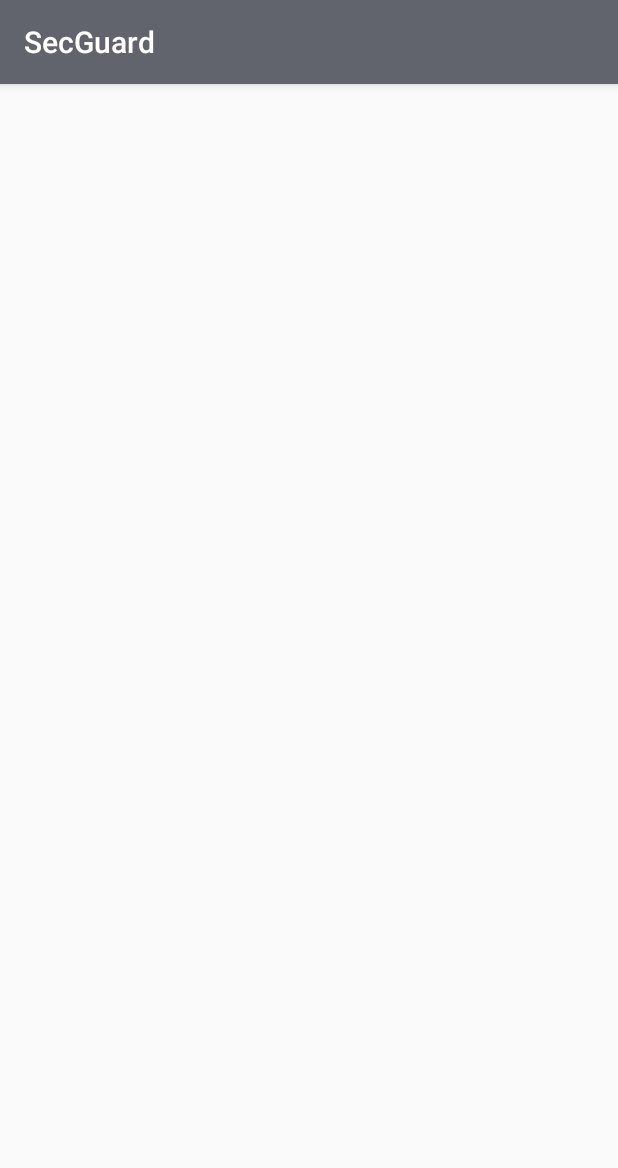
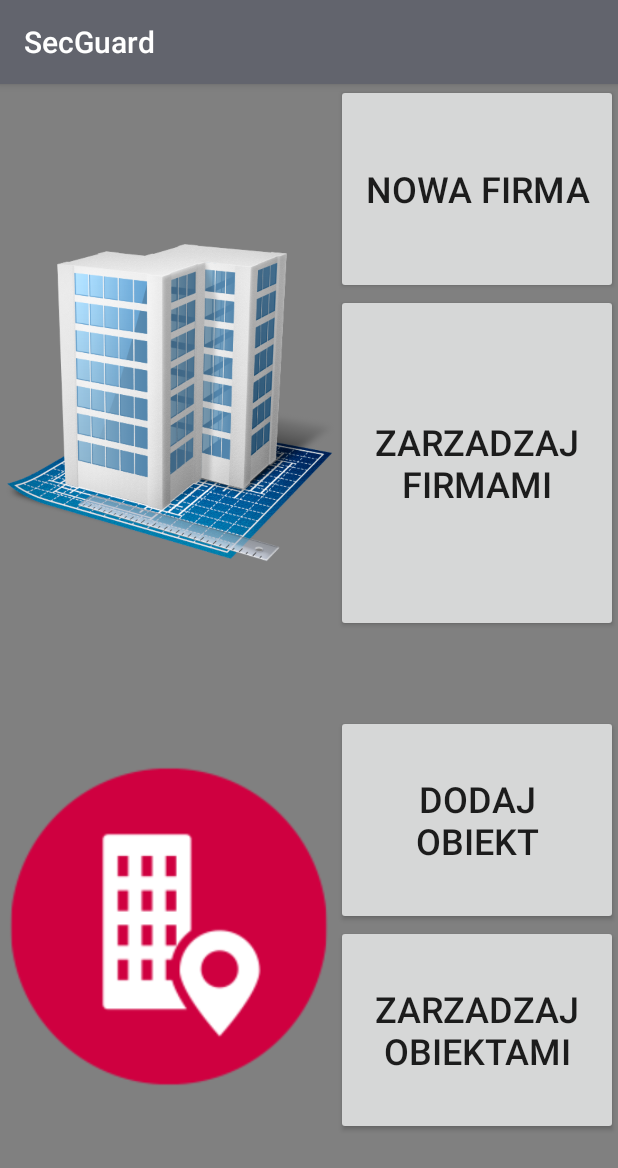
Before and after one commit to KrzysztofBglk/SecGuard, an Android app: the AdminAddDataActivity screen opened directly, with no data from a screen before it, on a phone screen of 412 x 824 dp. Shown: the top 1168 px of the screen. Run offline under Robolectric (Android 15) with nearby library versions, the phone set to English and light mode, and no system bars.

Commit message:
Add company to database

```diff
--- a/app/src/main/AndroidManifest.xml
+++ b/app/src/main/AndroidManifest.xml
@@ -34,7 +34,8 @@
         <activity android:name=".UserOrdersTableActivity" />
         <activity android:name=".UserTrackerActivity" />
         <activity android:name=".UsersListActivity" />
-        <activity android:name=".ProfileListViewActivity"></activity>
+        <activity android:name=".ProfileListViewActivity" />
+        <activity android:name=".AdminAddCompanyActivity"></activity>
     </application>
 
 </manifest>
--- a/app/src/main/java/projekt/secguard/AdminAddDataActivity.java
+++ b/app/src/main/java/projekt/secguard/AdminAddDataActivity.java
@@ -1,13 +1,69 @@
 package projekt.secguard;
 
+import android.content.Intent;
 import android.support.v7.app.AppCompatActivity;
 import android.os.Bundle;
+import android.view.View;
+import android.widget.Button;
 
+
+//TODO NAPISAC PHP ODEBRAC JSON
+
+/**
+ * Kasa dodajaca nowe firmy do bazy danych dla których można wykonywać zlecenia
+ */
 public class AdminAddDataActivity extends AppCompatActivity {
+    Button addCompany;
+    Button menageCompany;
+    Button addObjects;
+    Button menageObjects;
 
     @Override
     protected void onCreate(Bundle savedInstanceState) {
         super.onCreate(savedInstanceState);
         setContentView(R.layout.activity_admin_add_data);
+         addCompany = (Button)findViewById(R.id.button_addCompany);
+         menageCompany = (Button)findViewById(R.id.button_menageCompany);
+         addObjects = (Button)findViewById(R.id.button_addObjects);
+         menageObjects = (Button)findViewById(R.id.button_menageObjects);
+
+        addCompany.setOnClickListener(new View.OnClickListener() {
+            @Override
+            public void onClick(View v) {
+                Intent intentAddCompany = new Intent(getApplicationContext(), AdminAddCompanyActivity.class);
+                startActivity(intentAddCompany);
+            }
+        });
+
+        menageCompany.setOnClickListener(new View.OnClickListener() {
+            @Override
+            public void onClick(View v) {
+
+                //intent
+            }
+        });
+        addObjects.setOnClickListener(new View.OnClickListener() {
+            @Override
+            public void onClick(View v) {
+
+                //intent
+            }
+        });
+        menageObjects.setOnClickListener(new View.OnClickListener() {
+            @Override
+            public void onClick(View v) {
+
+                //intent
+            }
+        });
+
+
+
+
+
+
+
+
+
     }
 }
--- a/app/src/main/java/projekt/secguard/LocationData.java
+++ b/app/src/main/java/projekt/secguard/LocationData.java
@@ -81,7 +81,9 @@ public class LocationData implements Serializable{
         return startData;
     }
 
-    public int[] setStartData(int[] start_data) {
+
+   // ZMIANA public int na void bo nie dalo sie kompilowac
+   void setStartData(int[] start_data) {
         this.startData = start_data;
     }
 
--- a/app/src/main/res/layout/activity_admin_add_data.xml
+++ b/app/src/main/res/layout/activity_admin_add_data.xml
@@ -1,13 +1,94 @@
 <?xml version="1.0" encoding="utf-8"?>
 <RelativeLayout xmlns:android="http://schemas.android.com/apk/res/android"
+    xmlns:app="http://schemas.android.com/apk/res-auto"
     xmlns:tools="http://schemas.android.com/tools"
     android:id="@+id/activity_admin_add_data"
     android:layout_width="match_parent"
     android:layout_height="match_parent"
+    android:background="#808080"
     android:paddingBottom="@dimen/activity_vertical_margin"
     android:paddingLeft="@dimen/activity_horizontal_margin"
     android:paddingRight="@dimen/activity_horizontal_margin"
     android:paddingTop="@dimen/activity_vertical_margin"
     tools:context="projekt.secguard.AdminAddDataActivity">
 
+    <LinearLayout
+        android:orientation="vertical"
+        android:layout_width="match_parent"
+        android:layout_height="match_parent"
+        android:weightSum="1">
+
+        <LinearLayout
+            android:orientation="horizontal"
+            android:layout_width="match_parent"
+            android:layout_height="70dp"
+            android:layout_weight="0.74">
+
+            <ImageView
+                android:layout_width="224dp"
+                android:layout_height="match_parent"
+                app:srcCompat="@drawable/add_company"
+                android:id="@+id/imageView4" />
+
+            <LinearLayout
+                android:orientation="vertical"
+                android:layout_width="match_parent"
+                android:layout_height="match_parent"
+                android:layout_weight="0.81"
+                android:weightSum="1">
+
+                <Button
+                    android:text="Nowa firma"
+                    android:layout_width="match_parent"
+                    android:textSize="24sp"
+                    android:id="@+id/button_addCompany"
+                    android:layout_height="140dp" />
+
+                <Button
+                    android:text="Zarzadzaj firmami"
+                    android:layout_width="match_parent"
+                    android:layout_height="140dp"
+                    android:textSize="24sp"
+                    android:id="@+id/button_menageCompany"
+                    android:layout_weight="0.61" />
+
+            </LinearLayout>
+
+        </LinearLayout>
+
+        <LinearLayout
+            android:orientation="horizontal"
+            android:layout_width="match_parent"
+            android:layout_height="224dp"
+            android:layout_weight="0.22">
+
+            <ImageView
+                android:layout_width="224dp"
+                android:layout_height="282dp"
+                app:srcCompat="@drawable/add_object"
+                android:id="@+id/imageView7" />
+
+            <LinearLayout
+                android:orientation="vertical"
+                android:layout_width="match_parent"
+                android:layout_height="match_parent">
+
+                <Button
+                    android:text="Dodaj obiekt"
+                    android:layout_width="match_parent"
+                    android:textSize="24sp"
+                    android:id="@+id/button_addObjects"
+                    android:layout_height="140dp" />
+
+                <Button
+                    android:text="Zarzadzaj obiektami"
+                    android:layout_width="match_parent"
+                    android:textSize="24sp"
+                    android:id="@+id/button_menageObjects"
+                    android:layout_height="140dp" />
+
+            </LinearLayout>
+
+        </LinearLayout>
+    </LinearLayout>
 </RelativeLayout>
```
Also changed, not shown: app/src/main/java/projekt/secguard/AdminAddCompanyActivity.java (added, +45 -0 lines), app/src/main/res/layout/activity_admin_add_company.xml (added, +144 -0 lines), app/src/main/res/values/colors.xml (+5 -5 lines), app/src/main/res/drawable/add_company.png (added), app/src/main/res/drawable/add_guard.png (added), app/src/main/res/drawable/add_object.png (added).
